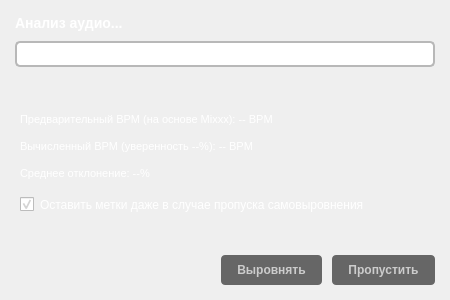
ili4yov-ika/DONTFLOAT, file ui/loadfiledialog.ui: the form before one commit.
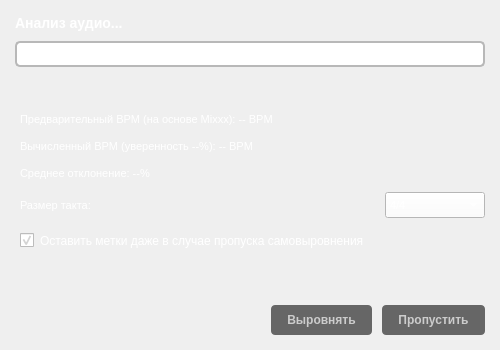
The form after the commit.

Patch:
```diff
--- a/ui/loadfiledialog.ui
+++ b/ui/loadfiledialog.ui
@@ -6,8 +6,8 @@
    <rect>
     <x>0</x>
     <y>0</y>
-    <width>450</width>
-    <height>300</height>
+                <width>500</width>
+                <height>350</height>
    </rect>
   </property>
   <property name="windowTitle">
@@ -15,8 +15,8 @@
   </property>
   <property name="minimumSize">
    <size>
-    <width>450</width>
-    <height>300</height>
+                <width>500</width>
+                <height>350</height>
    </size>
   </property>
   <layout class="QVBoxLayout" name="mainLayout">
@@ -108,6 +108,70 @@
      </property>
     </widget>
    </item>
+            <item>
+                <layout class="QHBoxLayout" name="timeSignatureLayout">
+                    <property name="spacing">
+                        <number>8</number>
+                    </property>
+                    <item>
+                        <widget class="QLabel" name="timeSignatureLabel">
+                            <property name="text">
+                                <string>Размер такта:</string>
+                            </property>
+                            <property name="styleSheet">
+                                <string>font-size: 11px; color: white; padding: 2px;</string>
+                            </property>
+                        </widget>
+                    </item>
+                    <item>
+                        <widget class="QComboBox" name="timeSignatureCombo">
+                            <property name="maximumSize">
+                                <size>
+                                    <width>100</width>
+                                    <height>16777215</height>
+                                </size>
+                            </property>
+                            <property name="toolTip">
+                                <string>Размер такта. Перед выравниванием можно изменить.</string>
+                            </property>
+                            <property name="styleSheet">
+                                <string>font-size: 11px; color: white; padding: 4px; background: palette(base);
+                                </string>
+                            </property>
+                            <item>
+                                <property name="text">
+                                    <string>4/4</string>
+                                </property>
+                            </item>
+                            <item>
+                                <property name="text">
+                                    <string>3/4</string>
+                                </property>
+                            </item>
+                            <item>
+                                <property name="text">
+                                    <string>1/4</string>
+                                </property>
+                            </item>
+                            <item>
+                                <property name="text">
+                                    <string>2/4</string>
+                                </property>
+                            </item>
+                            <item>
+                                <property name="text">
+                                    <string>6/8</string>
+                                </property>
+                            </item>
+                            <item>
+                                <property name="text">
+                                    <string>12/8</string>
+                                </property>
+                            </item>
+                        </widget>
+                    </item>
+                </layout>
+            </item>
    <item>
     <widget class="QCheckBox" name="keepMarkersOnSkipCheckbox">
      <property name="text">
```
Left out of the diff: 89 changed lines with no effect on the pictures. Lines whose indentation alone changed are shown as unchanged.
